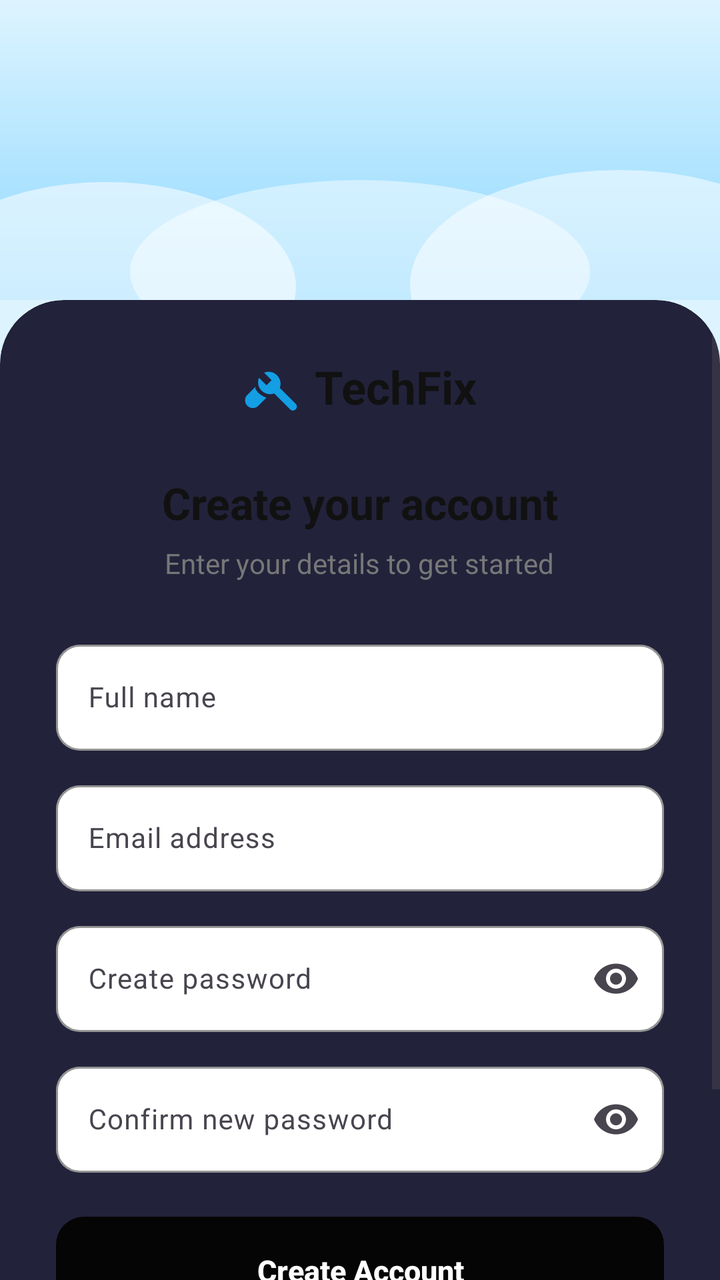
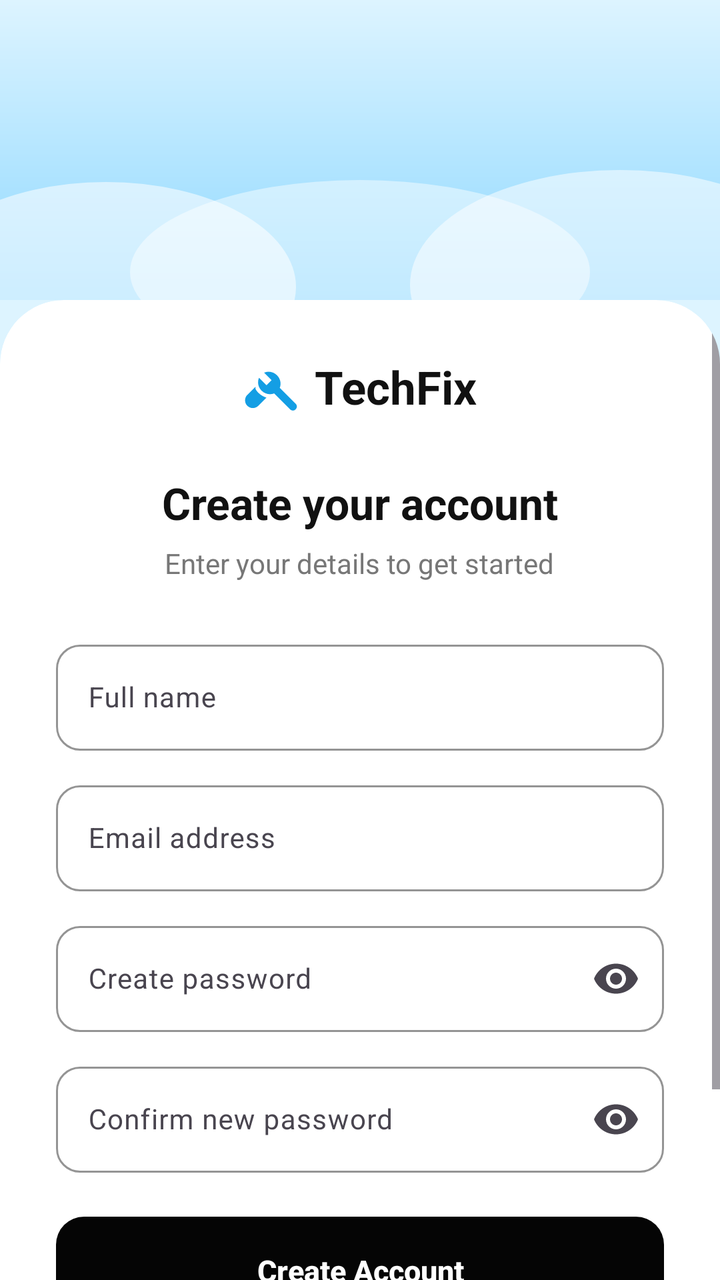

Compare the two renders of this Android layout. The source of the first and the diff that turns it into the second are given below.
<!-- AndroidManifest.xml: application theme Theme.TechFix -->
<!-- res/layout/activity_signup.xml -->
<?xml version="1.0" encoding="utf-8"?>
<LinearLayout xmlns:android="http://schemas.android.com/apk/res/android"
    xmlns:app="http://schemas.android.com/apk/res-auto"
    xmlns:tools="http://schemas.android.com/tools"
    android:id="@+id/main"
    android:layout_width="match_parent"
    android:layout_height="match_parent"
    android:background="@color/auth_sky_start"
    android:orientation="vertical"
    tools:context=".Signup">

    <FrameLayout
        android:layout_width="match_parent"
        android:layout_height="150dp"
        android:background="@drawable/bg_auth_header" />

    <ScrollView
        android:layout_width="match_parent"
        android:layout_height="0dp"
        android:layout_weight="1"
        android:background="@drawable/bg_top_rounded_card"
        android:clipToOutline="true"
        android:fillViewport="true"
        android:overScrollMode="never">

        <LinearLayout
            android:layout_width="match_parent"
            android:layout_height="wrap_content"
            android:gravity="center_horizontal"
            android:orientation="vertical"
            android:paddingStart="28dp"
            android:paddingTop="28dp"
            android:paddingEnd="28dp"
            android:paddingBottom="28dp">

            <include layout="@layout/view_auth_brand" />

            <TextView
                android:layout_width="wrap_content"
                android:layout_height="wrap_content"
                android:layout_marginTop="28dp"
                android:text="@string/create_account_title"
                android:textColor="@color/auth_text"
                android:textSize="22sp"
                android:textStyle="bold" />

            <TextView
                android:layout_width="wrap_content"
                android:layout_height="wrap_content"
                android:layout_marginTop="6dp"
                android:text="@string/create_account_subtitle"
                android:textColor="@color/auth_muted"
                android:textSize="14sp" />

            <com.google.android.material.textfield.TextInputLayout
                android:id="@+id/tilSignUpFullName"
                android:layout_width="match_parent"
                android:layout_height="wrap_content"
                android:layout_marginTop="26dp"
                android:hint="@string/full_name"
                app:boxBackgroundColor="@color/white"
                app:boxBackgroundMode="outline"
                app:boxCornerRadiusBottomEnd="12dp"
                app:boxCornerRadiusBottomStart="12dp"
                app:boxCornerRadiusTopEnd="12dp"
                app:boxCornerRadiusTopStart="12dp"
                app:boxStrokeColor="@color/auth_border"
                app:hintTextColor="@color/auth_muted">

                <com.google.android.material.textfield.TextInputEditText
                    android:id="@+id/etFullName"
                    android:layout_width="match_parent"
                    android:layout_height="wrap_content"
                    android:inputType="textPersonName"
                    android:textColor="@color/auth_text"
                    android:textSize="14sp" />
            </com.google.android.material.textfield.TextInputLayout>

            <com.google.android.material.textfield.TextInputLayout
                android:id="@+id/tilSignUpEmail"
                android:layout_width="match_parent"
                android:layout_height="wrap_content"
                android:layout_marginTop="12dp"
                android:hint="@string/email_address"
                app:boxBackgroundColor="@color/white"
                app:boxBackgroundMode="outline"
                app:boxCornerRadiusBottomEnd="12dp"
                app:boxCornerRadiusBottomStart="12dp"
                app:boxCornerRadiusTopEnd="12dp"
                app:boxCornerRadiusTopStart="12dp"
                app:boxStrokeColor="@color/auth_border"
                app:hintTextColor="@color/auth_muted">

                <com.google.android.material.textfield.TextInputEditText
                    android:id="@+id/etSignUpEmail"
                    android:layout_width="match_parent"
                    android:layout_height="wrap_content"
                    android:inputType="textEmailAddress"
                    android:textColor="@color/auth_text"
                    android:textSize="14sp" />
            </com.google.android.material.textfield.TextInputLayout>

            <com.google.android.material.textfield.TextInputLayout
                android:id="@+id/tilSignUpPassword"
                android:layout_width="match_parent"
                android:layout_height="wrap_content"
                android:layout_marginTop="12dp"
                android:hint="@string/create_password"
                app:boxBackgroundColor="@color/white"
                app:boxBackgroundMode="outline"
                app:boxCornerRadiusBottomEnd="12dp"
                app:boxCornerRadiusBottomStart="12dp"
                app:boxCornerRadiusTopEnd="12dp"
                app:boxCornerRadiusTopStart="12dp"
                app:boxStrokeColor="@color/auth_border"
                app:endIconMode="password_toggle"
                app:hintTextColor="@color/auth_muted">

                <com.google.android.material.textfield.TextInputEditText
                    android:id="@+id/etSignUpPassword"
                    android:layout_width="match_parent"
                    android:layout_height="wrap_content"
                    android:inputType="textPassword"
                    android:textColor="@color/auth_text"
                    android:textSize="14sp" />
            </com.google.android.material.textfield.TextInputLayout>

            <com.google.android.material.textfield.TextInputLayout
                android:id="@+id/tilSignUpConfirmPassword"
                android:layout_width="match_parent"
                android:layout_height="wrap_content"
                android:layout_marginTop="12dp"
                android:hint="@string/confirm_new_password"
                app:boxBackgroundColor="@color/white"
                app:boxBackgroundMode="outline"
                app:boxCornerRadiusBottomEnd="12dp"
                app:boxCornerRadiusBottomStart="12dp"
                app:boxCornerRadiusTopEnd="12dp"
                app:boxCornerRadiusTopStart="12dp"
                app:boxStrokeColor="@color/auth_border"
                app:endIconMode="password_toggle"
                app:hintTextColor="@color/auth_muted">

                <com.google.android.material.textfield.TextInputEditText
                    android:id="@+id/etSignUpConfirmPassword"
                    android:layout_width="match_parent"
                    android:layout_height="wrap_content"
                    android:inputType="textPassword"
                    android:textColor="@color/auth_text"
                    android:textSize="14sp" />
            </com.google.android.material.textfield.TextInputLayout>


            <androidx.appcompat.widget.AppCompatButton
                android:id="@+id/btnSignUpSubmit"
                android:layout_width="match_parent"
                android:layout_height="54dp"
                android:layout_marginTop="22dp"
                android:background="@drawable/bg_auth_primary_button"
                android:stateListAnimator="@null"
                android:text="@string/create_account"
                android:textAllCaps="false"
                android:textColor="@color/white"
                android:textSize="15sp"
                android:textStyle="bold" />

            <LinearLayout
                android:layout_width="wrap_content"
                android:layout_height="48dp"
                android:layout_marginTop="20dp"
                android:gravity="center"
                android:orientation="horizontal">

                <TextView
                    android:layout_width="wrap_content"
                    android:layout_height="wrap_content"
                    android:text="@string/already_have_account"
                    android:textColor="@color/auth_muted"
                    android:textSize="13sp" />

                <TextView
                    android:id="@+id/tvAlreadyHaveAccount"
                    android:layout_width="wrap_content"
                    android:layout_height="match_parent"
                    android:layout_marginStart="5dp"
                    android:text="@string/log_in"
                    android:textColor="@color/auth_link"
                    android:textSize="13sp"
                    android:textStyle="bold"
                    android:clickable="true"
                    android:focusable="true"
                    android:gravity="center" />
            </LinearLayout>
        </LinearLayout>
    </ScrollView>
</LinearLayout>
<!-- res/layout/view_auth_brand.xml (included above) -->
<?xml version="1.0" encoding="utf-8"?>
<LinearLayout xmlns:android="http://schemas.android.com/apk/res/android"
    android:layout_width="wrap_content"
    android:layout_height="wrap_content"
    android:layout_gravity="center_horizontal"
    android:gravity="center_vertical"
    android:orientation="horizontal">

    <ImageView
        android:layout_width="28dp"
        android:layout_height="28dp"
        android:contentDescription="@string/brand_icon_description"
        android:src="@drawable/ic_techfix_mark" />

    <TextView
        android:layout_width="wrap_content"
        android:layout_height="wrap_content"
        android:layout_marginStart="8dp"
        android:text="@string/techfix_brand"
        android:textColor="@color/auth_text"
        android:textSize="23sp"
        android:textStyle="bold" />
</LinearLayout>
<!-- resources referenced by this layout -->
<resources>
  <color name="auth_border">#D9DDE2</color>
  <color name="auth_link">#149EE4</color>
  <color name="auth_muted">#777777</color>
  <color name="auth_sky_start">#DDF4FF</color>
  <color name="auth_text">#111111</color>
  <color name="white">#FFFFFFFF</color>
  <!-- drawable bg_auth_header (drawable) -->
  <?xml version="1.0" encoding="utf-8"?>
  <layer-list xmlns:android="http://schemas.android.com/apk/res/android">
      <item>
          <shape android:shape="rectangle">
              <gradient
                  android:angle="270"
                  android:endColor="@color/auth_sky_end"
                  android:startColor="@color/auth_sky_start" />
          </shape>
      </item>
  
      <item
          android:bottom="-46dp"
          android:gravity="bottom|start"
          android:left="-42dp"
          android:width="190dp"
          android:height="105dp">
          <shape android:shape="oval">
              <solid android:color="@color/auth_cloud" />
          </shape>
      </item>
  
      <item
          android:bottom="-32dp"
          android:gravity="bottom|center_horizontal"
          android:width="230dp"
          android:height="92dp">
          <shape android:shape="oval">
              <solid android:color="#75FFFFFF" />
          </shape>
      </item>
  
      <item
          android:bottom="-50dp"
          android:gravity="bottom|end"
          android:right="-55dp"
          android:width="210dp"
          android:height="115dp">
          <shape android:shape="oval">
              <solid android:color="#88FFFFFF" />
          </shape>
      </item>
  </layer-list>
  <!-- drawable bg_auth_primary_button (drawable) -->
  <?xml version="1.0" encoding="utf-8"?>
  <ripple xmlns:android="http://schemas.android.com/apk/res/android"
      android:color="#32FFFFFF">
      <item>
          <shape android:shape="rectangle">
              <solid android:color="@color/auth_button" />
              <corners android:radius="14dp" />
          </shape>
      </item>
  </ripple>
  <!-- drawable bg_top_rounded_card (drawable) -->
  <?xml version="1.0" encoding="utf-8"?>
  <shape xmlns:android="http://schemas.android.com/apk/res/android"
      android:shape="rectangle">
      <solid android:color="@color/bg_card_dark" />
      <corners
          android:topLeftRadius="32dp"
          android:topRightRadius="32dp" />
  </shape>
  <!-- drawable ic_techfix_mark (drawable) -->
  <vector xmlns:android="http://schemas.android.com/apk/res/android"
      android:width="28dp"
      android:height="28dp"
      android:viewportWidth="24"
      android:viewportHeight="24">
      <path
          android:fillColor="@color/auth_link"
          android:pathData="M22.7,19.3l-6.8,-6.8c0.7,-1.8 0.3,-3.9 -1.2,-5.4C13.2,5.6 11,5.2 9.2,6l3.2,3.2 -2.2,2.2L7,8.2c-0.8,1.8 -0.4,4 1.1,5.5 1.5,1.5 3.6,1.9 5.4,1.2l6.8,6.8c0.7,0.7 1.8,0.7 2.4,0 0.7,-0.7 0.7,-1.7 0,-2.4zM5.5,12L2,15.5c-1.3,1.3 -1.3,3.4 0,4.7 1.3,1.3 3.4,1.3 4.7,0l3.5,-3.5c-1.3,-0.4 -2.5,-1.1 -3.5,-2.1 -0.5,-0.5 -0.9,-1 -1.2,-1.6z" />
  </vector>
  <string name="already_have_account">Already have an account?</string>
  <string name="brand_icon_description">TechFix repair mark</string>
  <string name="confirm_new_password">Confirm new password</string>
  <string name="create_account">Create Account</string>
  <string name="create_account_subtitle">Enter your details to get started</string>
  <string name="create_account_title">Create your account</string>
  <string name="create_password">Create password</string>
  <string name="email_address">Email address</string>
  <string name="full_name">Full name</string>
  <string name="log_in">Log in</string>
  <string name="techfix_brand">TechFix</string>
  <style name="Theme.TechFix" parent="Base.Theme.TechFix" />
  <color name="auth_sky_end">#8ED8FF</color>
  <color name="auth_cloud">#8FFFFFFF</color>
  <color name="auth_button">#050505</color>
  <color name="bg_card_dark">#22223B</color>
  <style name="Base.Theme.TechFix" parent="Theme.Material3.DayNight.NoActionBar">
          
      </style>
</resources>

<!-- the commit's change to res/layout/activity_signup.xml (unified diff, before → after) -->
@@ -1,5 +1,6 @@
-<?xml version="1.0" encoding="utf-8"?>
-<LinearLayout xmlns:android="http://schemas.android.com/apk/res/android"
+<?xml version="1.0" encoding="utf-8" ?>
+<LinearLayout
+    xmlns:android="http://schemas.android.com/apk/res/android"
     xmlns:app="http://schemas.android.com/apk/res-auto"
     xmlns:tools="http://schemas.android.com/tools"
     android:id="@+id/main"
@@ -7,12 +8,13 @@
     android:layout_height="match_parent"
     android:background="@color/auth_sky_start"
     android:orientation="vertical"
-    tools:context=".Signup">
-
+    tools:context=".Signup"
+>
     <FrameLayout
         android:layout_width="match_parent"
         android:layout_height="150dp"
-        android:background="@drawable/bg_auth_header" />
+        android:background="@drawable/bg_auth_header"
+    />
 
     <ScrollView
         android:layout_width="match_parent"
@@ -21,8 +23,8 @@
         android:background="@drawable/bg_top_rounded_card"
         android:clipToOutline="true"
         android:fillViewport="true"
-        android:overScrollMode="never">
-
+        android:overScrollMode="never"
+    >
         <LinearLayout
             android:layout_width="match_parent"
             android:layout_height="wrap_content"
@@ -31,8 +33,8 @@
             android:paddingStart="28dp"
             android:paddingTop="28dp"
             android:paddingEnd="28dp"
-            android:paddingBottom="28dp">
-
+            android:paddingBottom="28dp"
+        >
             <include layout="@layout/view_auth_brand" />
 
             <TextView
@@ -42,7 +44,8 @@
                 android:text="@string/create_account_title"
                 android:textColor="@color/auth_text"
                 android:textSize="22sp"
-                android:textStyle="bold" />
+                android:textStyle="bold"
+            />
 
             <TextView
                 android:layout_width="wrap_content"
@@ -50,7 +53,8 @@
                 android:layout_marginTop="6dp"
                 android:text="@string/create_account_subtitle"
                 android:textColor="@color/auth_muted"
-                android:textSize="14sp" />
+                android:textSize="14sp"
+            />
 
             <com.google.android.material.textfield.TextInputLayout
                 android:id="@+id/tilSignUpFullName"
@@ -65,15 +69,16 @@
                 app:boxCornerRadiusTopEnd="12dp"
                 app:boxCornerRadiusTopStart="12dp"
                 app:boxStrokeColor="@color/auth_border"
-                app:hintTextColor="@color/auth_muted">
-
+                app:hintTextColor="@color/auth_muted"
+            >
                 <com.google.android.material.textfield.TextInputEditText
                     android:id="@+id/etFullName"
                     android:layout_width="match_parent"
                     android:layout_height="wrap_content"
                     android:inputType="textPersonName"
                     android:textColor="@color/auth_text"
-                    android:textSize="14sp" />
+                    android:textSize="14sp"
+                />
             </com.google.android.material.textfield.TextInputLayout>
 
             <com.google.android.material.textfield.TextInputLayout
@@ -89,15 +94,16 @@
                 app:boxCornerRadiusTopEnd="12dp"
                 app:boxCornerRadiusTopStart="12dp"
                 app:boxStrokeColor="@color/auth_border"
-                app:hintTextColor="@color/auth_muted">
-
+                app:hintTextColor="@color/auth_muted"
+            >
                 <com.google.android.material.textfield.TextInputEditText
                     android:id="@+id/etSignUpEmail"
                     android:layout_width="match_parent"
                     android:layout_height="wrap_content"
                     android:inputType="textEmailAddress"
                     android:textColor="@color/auth_text"
-                    android:textSize="14sp" />
+                    android:textSize="14sp"
+                />
             </com.google.android.material.textfield.TextInputLayout>
 
             <com.google.android.material.textfield.TextInputLayout
@@ -114,15 +120,16 @@
                 app:boxCornerRadiusTopStart="12dp"
                 app:boxStrokeColor="@color/auth_border"
                 app:endIconMode="password_toggle"
-                app:hintTextColor="@color/auth_muted">
-
+                app:hintTextColor="@color/auth_muted"
+            >
                 <com.google.android.material.textfield.TextInputEditText
                     android:id="@+id/etSignUpPassword"
                     android:layout_width="match_parent"
                     android:layout_height="wrap_content"
                     android:inputType="textPassword"
                     android:textColor="@color/auth_text"
-                    android:textSize="14sp" />
+                    android:textSize="14sp"
+                />
             </com.google.android.material.textfield.TextInputLayout>
 
             <com.google.android.material.textfield.TextInputLayout
@@ -139,17 +146,17 @@
                 app:boxCornerRadiusTopStart="12dp"
                 app:boxStrokeColor="@color/auth_border"
                 app:endIconMode="password_toggle"
-                app:hintTextColor="@color/auth_muted">
-
+                app:hintTextColor="@color/auth_muted"
+            >
                 <com.google.android.material.textfield.TextInputEditText
                     android:id="@+id/etSignUpConfirmPassword"
                     android:layout_width="match_parent"
                     android:layout_height="wrap_content"
                     android:inputType="textPassword"
                     android:textColor="@color/auth_text"
-                    android:textSize="14sp" />
-            </com.google.android.material.textfield.TextInputLayout>
-
+                    android:textSize="14sp"
+                />
+            </com.google.android.material.textfield.TextInputLayout>
 
             <androidx.appcompat.widget.AppCompatButton
                 android:id="@+id/btnSignUpSubmit"
@@ -162,21 +169,23 @@
                 android:textAllCaps="false"
                 android:textColor="@color/white"
                 android:textSize="15sp"
-                android:textStyle="bold" />
+                android:textStyle="bold"
+            />
 
             <LinearLayout
                 android:layout_width="wrap_content"
                 android:layout_height="48dp"
                 android:layout_marginTop="20dp"
                 android:gravity="center"
-                android:orientation="horizontal">
-
+                android:orientation="horizontal"
+            >
                 <TextView
                     android:layout_width="wrap_content"
                     android:layout_height="wrap_content"
                     android:text="@string/already_have_account"
                     android:textColor="@color/auth_muted"
-                    android:textSize="13sp" />
+                    android:textSize="13sp"
+                />
 
                 <TextView
                     android:id="@+id/tvAlreadyHaveAccount"
@@ -189,7 +198,8 @@
                     android:textStyle="bold"
                     android:clickable="true"
                     android:focusable="true"
-                    android:gravity="center" />
+                    android:gravity="center"
+                />
             </LinearLayout>
         </LinearLayout>
     </ScrollView>
<!-- resource entries referenced after the edit -->
@@ -62,13 +62,10 @@
       </item>
   </ripple>
   <!-- drawable bg_top_rounded_card (drawable) -->
-  <?xml version="1.0" encoding="utf-8"?>
-  <shape xmlns:android="http://schemas.android.com/apk/res/android"
-      android:shape="rectangle">
-      <solid android:color="@color/bg_card_dark" />
-      <corners
-          android:topLeftRadius="32dp"
-          android:topRightRadius="32dp" />
+  <?xml version="1.0" encoding="utf-8" ?>
+  <shape xmlns:android="http://schemas.android.com/apk/res/android" android:shape="rectangle">
+      <solid android:color="@color/customer_surface" />
+      <corners android:topLeftRadius="32dp" android:topRightRadius="32dp" />
   </shape>
   <!-- drawable ic_techfix_mark (drawable) -->
   <vector xmlns:android="http://schemas.android.com/apk/res/android"
@@ -95,7 +92,7 @@
   <color name="auth_sky_end">#8ED8FF</color>
   <color name="auth_cloud">#8FFFFFFF</color>
   <color name="auth_button">#050505</color>
-  <color name="bg_card_dark">#22223B</color>
+  <color name="customer_surface">#FFFFFFFF</color>
   <style name="Base.Theme.TechFix" parent="Theme.Material3.DayNight.NoActionBar">
           
       </style>
